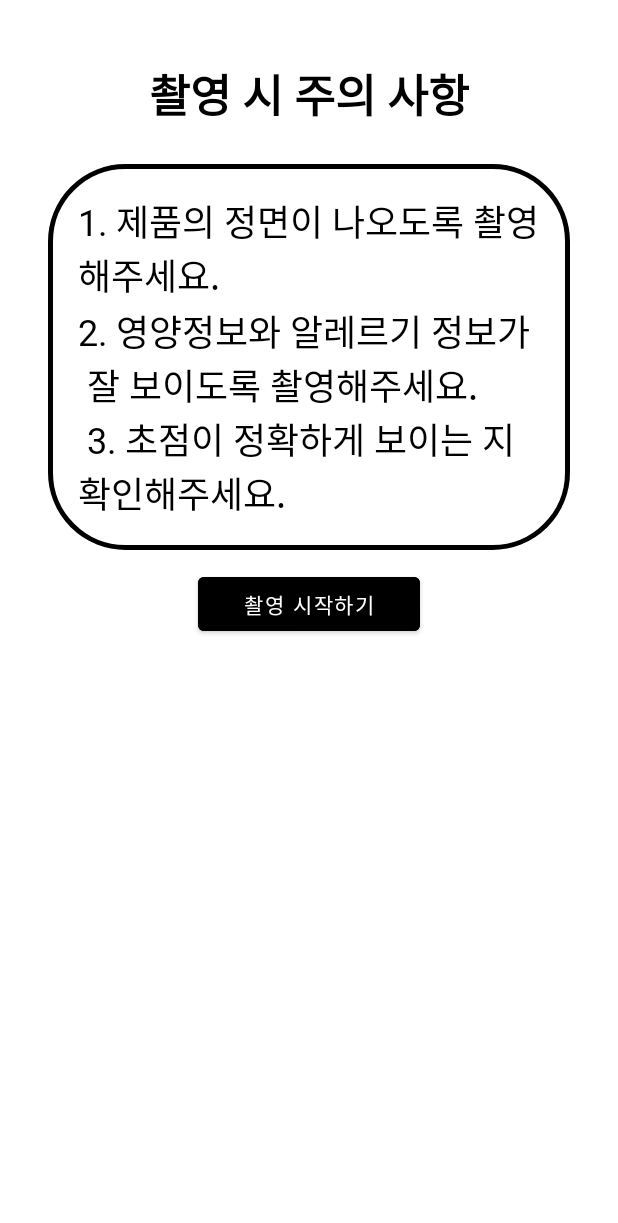
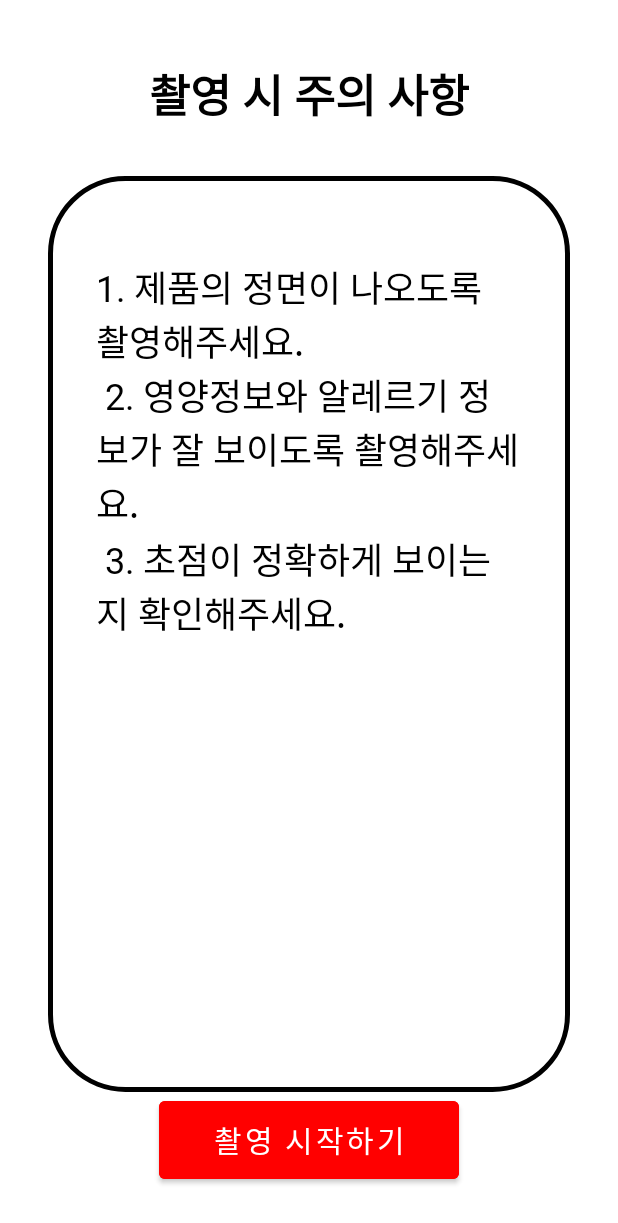
Before and after one commit to BeYourEyes/Android-Firebase, an Android app: the FilmCautionActivity screen opened directly, with no data from a screen before it, on a phone screen of 412 x 824 dp. Shown: the top 1223 px of the screen. Run offline under Robolectric (Android 15) with nearby library versions, the phone set to English and light mode, and no system bars.

Commit message:
layout fixed

```diff
--- a/app/src/main/res/layout/activity_film_caution.xml
+++ b/app/src/main/res/layout/activity_film_caution.xml
@@ -13,34 +13,39 @@
         android:layout_width="match_parent"
         android:layout_height="wrap_content"
         android:layout_marginTop="8sp"
-        android:fontFamily="@font/pretendard700"
+        android:fontFamily="@font/pretendard800"
         android:text="촬영 시 주의 사항"
         android:textAlignment="center"
         android:textColor="@color/black"
         android:textSize="30sp"
         android:textStyle="bold" />
 
-    <TextView
+    <ScrollView
         android:layout_width="match_parent"
-        android:layout_height="wrap_content"
-        android:layout_marginTop="24sp"
-        android:fontFamily="@font/pretendard500"
-        android:textColor="@color/black"
-        android:textSize="24sp"
-        android:background="@drawable/edge"
-        android:padding="20sp"
-        android:text = "@string/caution">
-    </TextView>
+        android:layout_height="0dp"
+        android:layout_marginTop="32sp"
+        android:layout_weight="1"
+        android:padding="16sp"
+        android:background="@drawable/edge">
+
+        <TextView
+            android:layout_width="match_parent"
+            android:layout_height="wrap_content"
+            android:layout_marginTop="24sp"
+            android:fontFamily="@font/pretendard500"
+            android:padding="16sp"
+            android:text="@string/caution"
+            android:textColor="@color/black"
+            android:textSize="24sp" />
+    </ScrollView>
 
     <Button
         android:id="@+id/filmStartButton"
-        android:layout_width="match_parent"
-        android:layout_height="wrap_content"
-        android:layout_marginLeft="100sp"
-        android:layout_marginTop="12sp"
-        android:layout_marginRight="100sp"
-        android:layout_marginBottom="32dp"
-        android:backgroundTint="@color/black"
+        android:layout_width="200sp"
+        android:layout_height="64sp"
+        android:layout_gravity="center"
+        android:backgroundTint="@color/highlight"
         android:fontFamily="@font/pretendard700"
-        android:text="촬영 시작하기" />
+        android:text="촬영 시작하기"
+        android:textSize="20sp" />
 </LinearLayout>
--- a/app/src/main/res/layout/activity_home.xml
+++ b/app/src/main/res/layout/activity_home.xml
@@ -20,7 +20,7 @@
             android:layout_height="wrap_content"
             android:layout_marginStart="16sp"
             android:layout_marginEnd="16sp"
-            android:fontFamily="@font/pretendard700"
+            android:fontFamily="@font/pretendard800"
             android:text="@string/appName"
             android:textAlignment="center"
             android:textColor="@color/black"
--- a/app/src/main/res/values/strings.xml
+++ b/app/src/main/res/values/strings.xml
@@ -7,6 +7,6 @@
     <string name="function2">오늘 섭취한 영양소 확인</string>
     <string name="function3">내 질환 확인하기</string>
     <string name="userInfoRegister">내 질환 등록하기</string>
-    <string name="caution">1. 제품의 정면이 나오도록 촬영해주세요.\n2. 영양정보와 알레르기 정보가\n     잘 보이도록 촬영해주세요.\n 3. 초점이 정확하게 보이는 지 확인해주세요.</string>
+    <string name="caution"> 1. 제품의 정면이 나오도록 촬영해주세요.\n 2. 영양정보와 알레르기 정보가 잘 보이도록 촬영해주세요.\n 3. 초점이 정확하게 보이는 지 확인해주세요.</string>
 
 </resources>
```
Also changed, not shown: app/src/main/res/layout/activity_scan_success.xml (+18 -9 lines), app/src/main/res/layout/activity_user_info.xml (+5 -4 lines), app/src/main/res/layout/activity_user_info_register.xml (+4 -4 lines).
